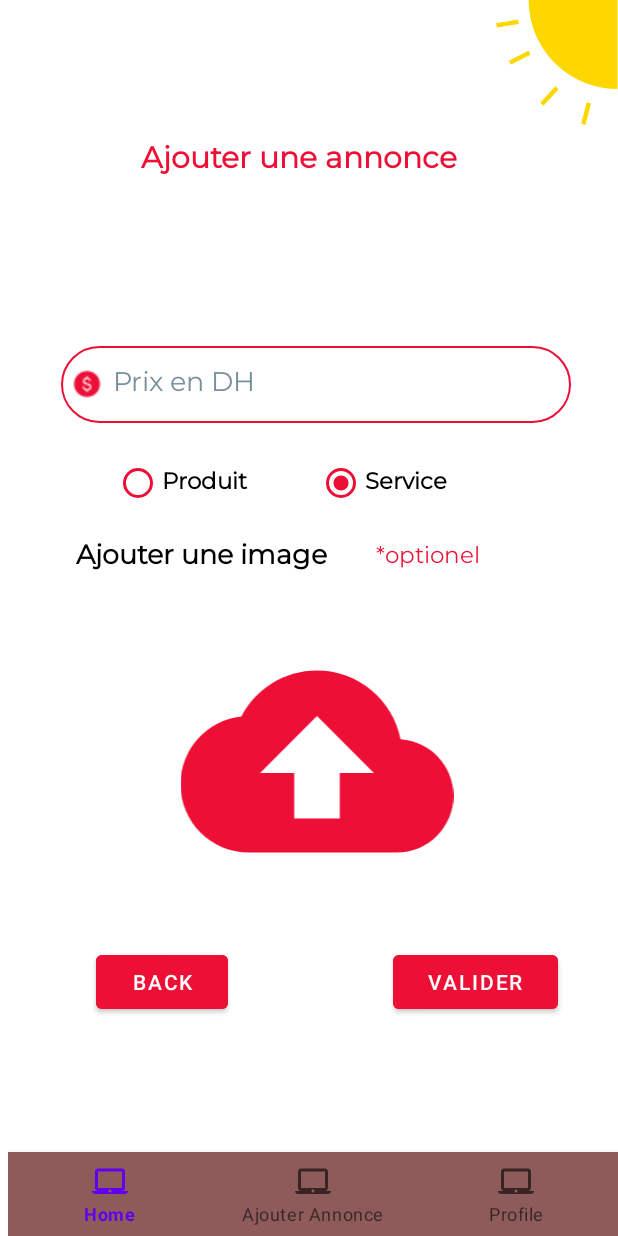
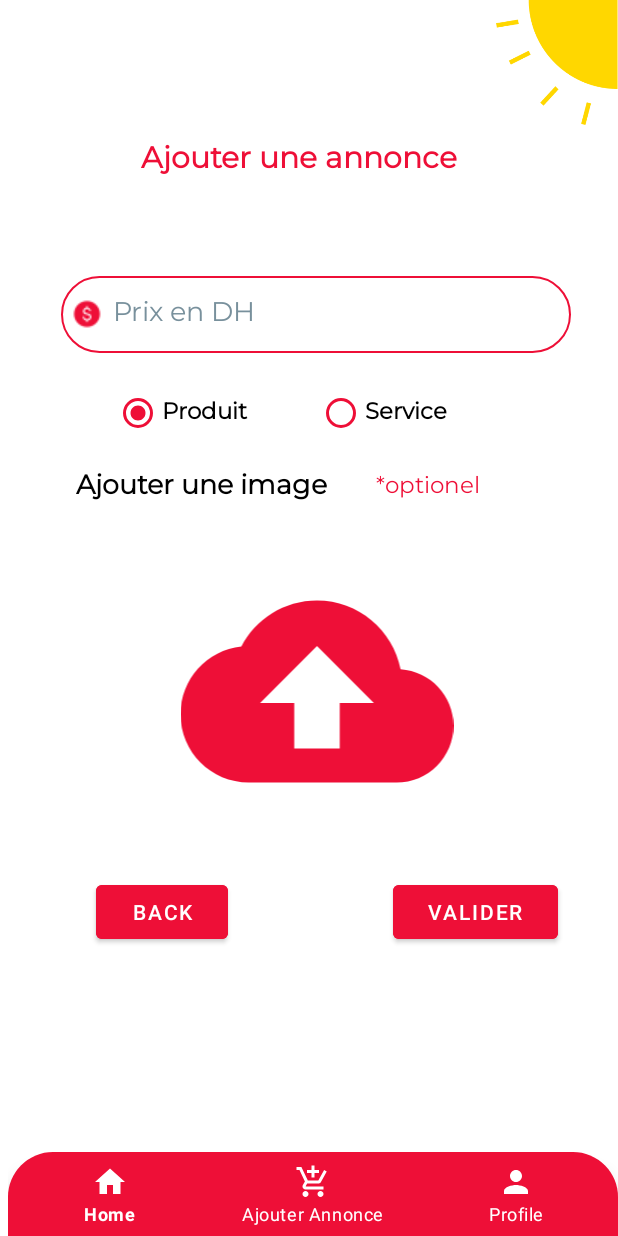
Before and after one commit to ZakariaDani/Education_Store, an Android app: the AddNewAnnouncementActivity screen opened directly, with no data from a screen before it, after a tap on "NEXT", on a phone screen of 412 x 824 dp. Run offline under Robolectric (Android 15) with nearby library versions, the phone set to English and light mode, and no system bars; our stand-ins replace Firebase (no records; nobody signed in at launch, a user with empty details on screens opened directly); 4 statements that could not run were skipped.

Commit message:
optimizing java code

```diff
--- a/app/src/main/java/com/example/ensamarketplace/AddNewAnnouncementActivity.java
+++ b/app/src/main/java/com/example/ensamarketplace/AddNewAnnouncementActivity.java
@@ -190,19 +190,22 @@ public class AddNewAnnouncementActivity extends AppCompatActivity {
     }
 
     public void  navigateToStepTwo(View view){
-        System.out.println("eeeeeeeeeeee");
-        stepOne.animate().alpha(0f).setDuration(500);
-        stepTwo.animate().alpha(1f).setDuration(500);
+        stepOne.animate().alpha(0f).setDuration(800);
+        stepTwo.animate().alpha(1f).setDuration(800);
         stepOne.setVisibility(View.INVISIBLE);
+        stepOne.setClickable(false);
         stepTwo.setVisibility(View.VISIBLE);
+        stepTwo.setClickable(true);
+
 
     }
     public void  backToStepOne(View view){
-        System.out.println("aaaaaaaaa");
-        stepOne.animate().alpha(1f).setDuration(500);
-        stepTwo.animate().alpha(0f).setDuration(500);
+        stepOne.animate().alpha(1f).setDuration(800);
+        stepTwo.animate().alpha(0f).setDuration(800);
         stepTwo.setVisibility(View.INVISIBLE);
+        stepTwo.setClickable(false);
         stepOne.setVisibility(View.VISIBLE);
+        stepOne.setClickable(true);
 
     }
 
--- /dev/null
+++ b/app/src/main/java/com/example/ensamarketplace/utils/OurUtilis.java
@@ -0,0 +1,6 @@
+package com.example.ensamarketplace.utils;
+
+public class OurUtilis {
+
+
+}
--- /dev/null
+++ b/app/src/main/res/drawable/bottom_bar_radius.xml
@@ -0,0 +1,8 @@
+<?xml version="1.0" encoding="utf-8"?>
+<shape xmlns:android="http://schemas.android.com/apk/res/android">
+    <solid
+        android:color="@color/main_color" />
+    <corners android:topLeftRadius="30dp"
+             android:topRightRadius="30dp"
+    />
+</shape>
--- /dev/null
+++ b/app/src/main/res/drawable/ic_baseline_add_shopping_cart_24.xml
@@ -0,0 +1,5 @@
+<vector android:height="24dp" android:tint="#FFFFFF"
+    android:viewportHeight="24" android:viewportWidth="24"
+    android:width="24dp" xmlns:android="http://schemas.android.com/apk/res/android">
+    <path android:fillColor="@android:color/white" android:pathData="M11,9h2L13,6h3L16,4h-3L13,1h-2v3L8,4v2h3v3zM7,18c-1.1,0 -1.99,0.9 -1.99,2S5.9,22 7,22s2,-0.9 2,-2 -0.9,-2 -2,-2zM17,18c-1.1,0 -1.99,0.9 -1.99,2s0.89,2 1.99,2 2,-0.9 2,-2 -0.9,-2 -2,-2zM7.17,14.75l0.03,-0.12 0.9,-1.63h7.45c0.75,0 1.41,-0.41 1.75,-1.03l3.86,-7.01L19.42,4h-0.01l-1.1,2 -2.76,5L8.53,11l-0.13,-0.27L6.16,6l-0.95,-2 -0.94,-2L1,2v2h2l3.6,7.59 -1.35,2.45c-0.16,0.28 -0.25,0.61 -0.25,0.96 0,1.1 0.9,2 2,2h12v-2L7.42,15c-0.13,0 -0.25,-0.11 -0.25,-0.25z"/>
+</vector>
--- /dev/null
+++ b/app/src/main/res/drawable/ic_baseline_home_24.xml
@@ -0,0 +1,5 @@
+<vector android:height="24dp" android:tint="#FFFFFF"
+    android:viewportHeight="24" android:viewportWidth="24"
+    android:width="24dp" xmlns:android="http://schemas.android.com/apk/res/android">
+    <path android:fillColor="@android:color/white" android:pathData="M10,20v-6h4v6h5v-8h3L12,3 2,12h3v8z"/>
+</vector>
--- /dev/null
+++ b/app/src/main/res/drawable/ic_baseline_person_24.xml
@@ -0,0 +1,5 @@
+<vector android:height="24dp" android:tint="#FFFFFF"
+    android:viewportHeight="24" android:viewportWidth="24"
+    android:width="24dp" xmlns:android="http://schemas.android.com/apk/res/android">
+    <path android:fillColor="@android:color/white" android:pathData="M12,12c2.21,0 4,-1.79 4,-4s-1.79,-4 -4,-4 -4,1.79 -4,4 1.79,4 4,4zM12,14c-2.67,0 -8,1.34 -8,4v2h16v-2c0,-2.66 -5.33,-4 -8,-4z"/>
+</vector>
--- a/app/src/main/res/layout/activity_add_new_announcement.xml
+++ b/app/src/main/res/layout/activity_add_new_announcement.xml
@@ -6,8 +6,10 @@
     android:layout_width="match_parent"
     android:layout_height="match_parent"
     android:background="#00DF1818"
+    android:backgroundTint="#FFFFFF"
     android:backgroundTintMode="screen"
     android:fitsSystemWindows="true"
+    android:foregroundTint="#FFFFFF"
     app:layout_constraintStart_toStartOf="parent"
     app:layout_constraintTop_toTopOf="parent"
     tools:context=".LoginActivity">
@@ -49,7 +51,7 @@
         android:id="@+id/stepTwo"
         layout="@layout/add_new_annoucement_step_two"
         android:layout_width="0dp"
-        android:layout_height="731dp"
+        android:layout_height="0dp"
         android:fitsSystemWindows="true"
         app:layout_constraintBottom_toBottomOf="@+id/stepOne"
         app:layout_constraintEnd_toEndOf="parent"
@@ -59,9 +61,12 @@
     <com.google.android.material.bottomnavigation.BottomNavigationView
         android:layout_width="match_parent"
         android:layout_height="wrap_content"
-        app:backgroundTint="#8E5B5B"
-        app:menu="@menu/bottom_bar"
-        app:layout_constraintBottom_toBottomOf="parent" />
+        android:background="@drawable/bottom_bar_radius"
+        app:backgroundTint="@color/main_color"
+        app:itemIconTint="@color/white"
+        app:itemTextColor="@color/white"
+        app:layout_constraintBottom_toBottomOf="parent"
+        app:menu="@menu/bottom_bar" />
 
     <ProgressBar
         android:id="@+id/loadingIcon"
--- a/app/src/main/res/layout/activity_login.xml
+++ b/app/src/main/res/layout/activity_login.xml
@@ -95,8 +95,8 @@
             android:layout_marginTop="64dp"
             android:layout_marginEnd="12dp"
             android:minHeight="48dp"
-            android:onClick="navigateToRegisterPage"
-            android:text="@string/creer_un"
+            android:onClick="Naviga"
+            android:text="@string/register_underline"
             app:layout_constraintEnd_toEndOf="parent"
             app:layout_constraintStart_toEndOf="@+id/textView2"
             app:layout_constraintTop_toBottomOf="@+id/loginButton" />
--- a/app/src/main/res/layout/add_new_annoucement_step_two.xml
+++ b/app/src/main/res/layout/add_new_annoucement_step_two.xml
@@ -8,7 +8,6 @@
     android:alpha="0"
     android:background="#00DF1818"
     android:backgroundTintMode="screen"
-    android:foregroundTint="#FFFFFF"
     tools:context=".LoginActivity">
 
     <Button
--- a/app/src/main/res/menu/bottom_bar.xml
+++ b/app/src/main/res/menu/bottom_bar.xml
@@ -2,11 +2,11 @@
 <menu xmlns:android="http://schemas.android.com/apk/res/android">
     <item android:title="Home"
         android:id="@+id/home"
-        android:icon="@drawable/ic_baseline_laptop_mac_24"/>
+        android:icon="@drawable/ic_baseline_home_24"/>
     <item android:title="Ajouter Annonce"
         android:id="@+id/ajouter_annonce"
-        android:icon="@drawable/ic_baseline_laptop_mac_24"/>
+        android:icon="@drawable/ic_baseline_add_shopping_cart_24"/>
     <item android:title="Profile"
         android:id="@+id/profile"
-        android:icon="@drawable/ic_baseline_laptop_mac_24"/>
+        android:icon="@drawable/ic_baseline_person_24"/>
 </menu>
--- a/app/src/main/res/values/strings.xml
+++ b/app/src/main/res/values/strings.xml
@@ -4,6 +4,8 @@
 
     <string name="login">Login</string>
     <string name="register">Register</string>
+    <string name="register_underline"><u>Créer un</u></string>
+    <string name="login_underline"><u>Login</u></string>
     <string name="edit">Modifier le profil</string>
     <string name="add_img">Ajouter une image</string>
     <string name="price">Prix en DH</string>
@@ -25,7 +27,6 @@
     <string name="auth_branch_hint">Veuillez entrer votre branch</string>
     <string name="auth_phone_hint">Numéro de téléphone</string>
     <string name="vous_avez_pas_de_compte">Vous n avez pas de compte?</string>
-    <string name="creer_un">Créer un</string>
     <string name="upload_img">Ajouter une image</string>
     <string name="vous_avez_deja_un_compte">Vous avez déja un compte?</string>
     <string name="target_client">Les clients cibles</string>
```
Also changed, not shown: app/src/main/java/com/example/ensamarketplace/LoginActivity.java (+6 -19 lines), app/src/main/java/com/example/ensamarketplace/RegisterActivity.java (+9 -6 lines), app/src/main/java/com/example/ensamarketplace/utils/Navigator.java (added, +38 -0 lines), app/src/main/res/layout/activity_register.xml (+6 -7 lines), app/src/main/res/layout/add_new_annoucement_step_one.xml (+3 -4 lines).
